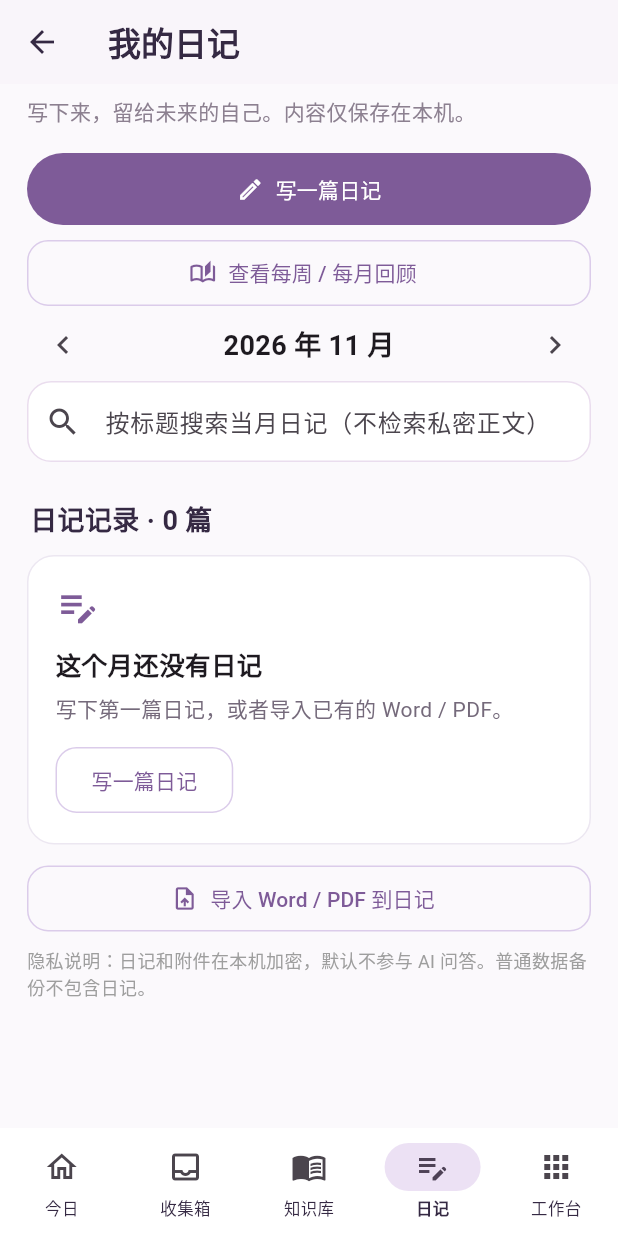
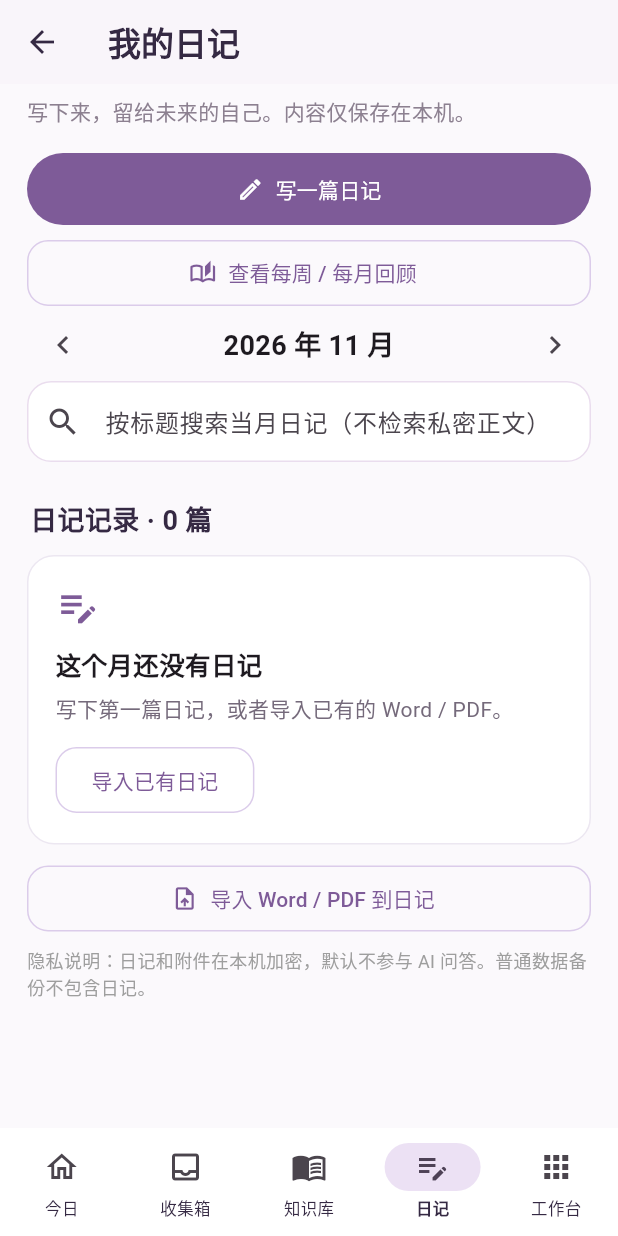
Before and after one commit to AlexMartinDev01/myproject01, a Flutter app: the HomeShell screen opened directly, item 4 of the bottom bar chosen, on a phone screen of 412 x 824 dp. Run offline on Flutter 3.47's test engine with Material 3 defaults, Android fonts, the light colour scheme and no system bars; our stand-ins replace file_picker, flutter_markdown_plus, flutter_secure_storage, shared_preferences, sqflite; missing offline and left inert: cryptography, pdfx, read_pdf_text; accounts and stored records are empty.

Commit message:
ux(v0.8.1): avoid duplicate diary CTA; empty-state directs to file import

```diff
--- a/lib/screens.dart
+++ b/lib/screens.dart
@@ -1232,10 +1232,10 @@ class _JournalPageState extends State<JournalPage> {
           description: search.text.trim().isNotEmpty
             ? '这里只查找日记标题，不会检索私密正文。'
             : '写下第一篇日记，或者导入已有的 Word / PDF。',
-          actionLabel: search.text.trim().isNotEmpty ? '清空搜索' : '写一篇日记',
+          actionLabel: search.text.trim().isNotEmpty ? '清空搜索' : '导入已有日记',
           onAction: search.text.trim().isNotEmpty
             ? () => setState(() => search.clear())
-            : () => openPage(context, const JournalEditPage())),
+            : () => openPage(context, const JournalEditPage(autoImport: true))),
         ...entries.map((e) => NavCard(icon: Icons.book_outlined,
           title: e.title,
           subtitle: '私密 · ${e.createdAt.year}-${e.createdAt.month}-${e.createdAt.day} · 最近编辑 ${e.updatedAt.month}/${e.updatedAt.day}',
```
